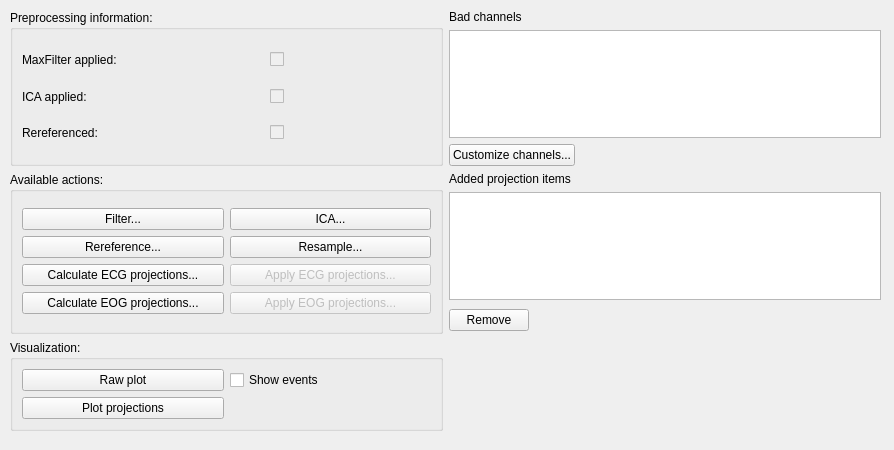
This is designer_ui_files/mainWindowTabPreprocessingUi.ui in cibr-jyu/meggie as Qt 5 draws it before an edit. The edited form follows.
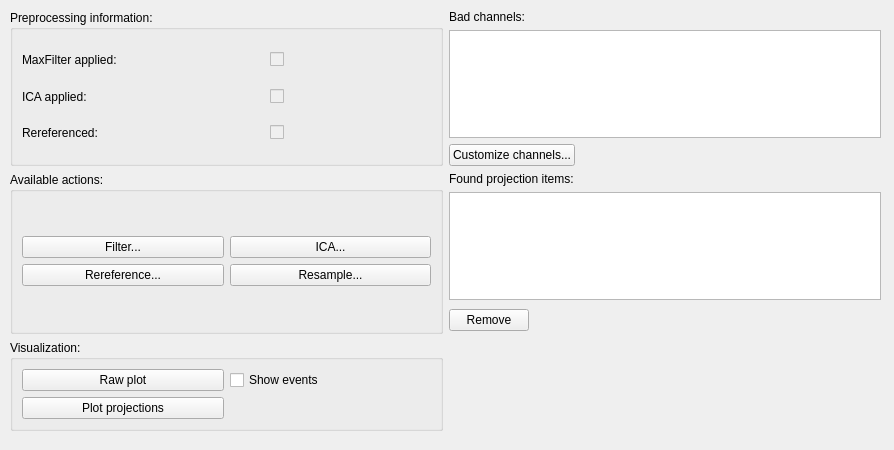
This is the edited form.

The edit to the form file:
```diff
--- a/designer_ui_files/mainWindowTabPreprocessingUi.ui
+++ b/designer_ui_files/mainWindowTabPreprocessingUi.ui
@@ -39,40 +39,6 @@
         <layout class="QHBoxLayout" name="horizontalLayout_18">
          <item>
           <layout class="QGridLayout" name="gridLayout_14">
-           <item row="3" column="0">
-            <widget class="QPushButton" name="pushButtonEOG">
-             <property name="text">
-              <string>Calculate EOG projections...</string>
-             </property>
-            </widget>
-           </item>
-           <item row="3" column="1">
-            <widget class="QPushButton" name="pushButtonApplyEOG">
-             <property name="enabled">
-              <bool>false</bool>
-             </property>
-             <property name="text">
-              <string>Apply EOG projections...</string>
-             </property>
-            </widget>
-           </item>
-           <item row="2" column="1">
-            <widget class="QPushButton" name="pushButtonApplyECG">
-             <property name="enabled">
-              <bool>false</bool>
-             </property>
-             <property name="text">
-              <string>Apply ECG projections...</string>
-             </property>
-            </widget>
-           </item>
-           <item row="2" column="0">
-            <widget class="QPushButton" name="pushButtonECG">
-             <property name="text">
-              <string>Calculate ECG projections...</string>
-             </property>
-            </widget>
-           </item>
            <item row="0" column="0">
             <widget class="QPushButton" name="pushButtonFilter">
              <property name="text">
@@ -378,7 +344,7 @@
       <item>
        <widget class="QLabel" name="labelBads">
         <property name="text">
-         <string>Bad channels</string>
+         <string>Bad channels:</string>
         </property>
        </widget>
       </item>
@@ -432,7 +398,7 @@
       <item>
        <widget class="QLabel" name="labelProjs">
         <property name="text">
-         <string>Added projection items</string>
+         <string>Found projection items:</string>
         </property>
        </widget>
       </item>
```
